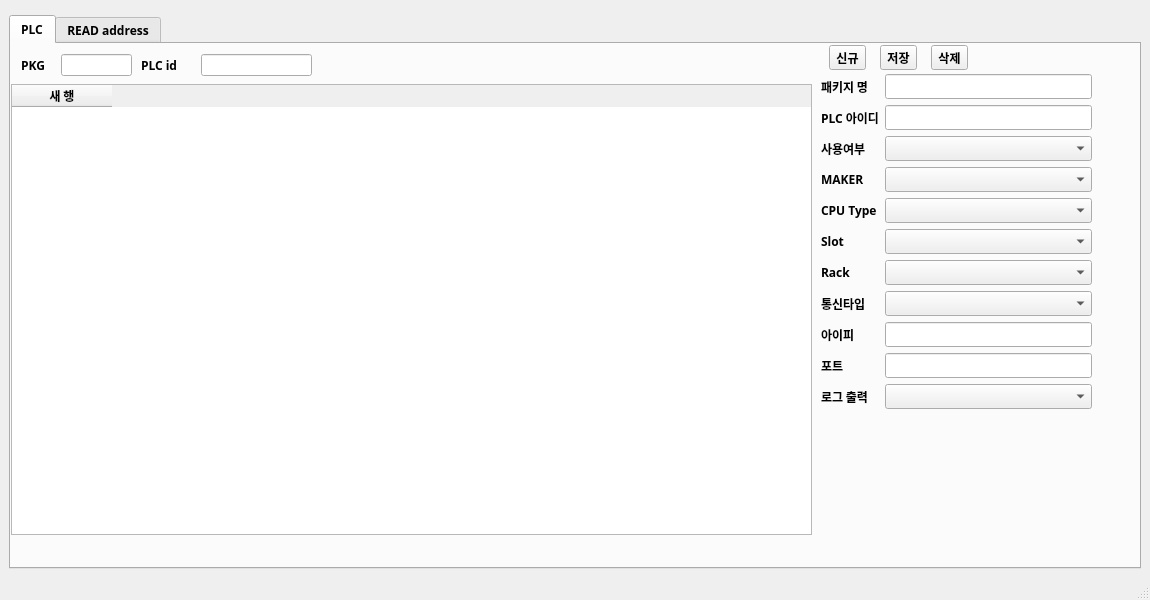
gusdnd3150/communication-gui, file ui/plc_settings.ui: the form before one commit.
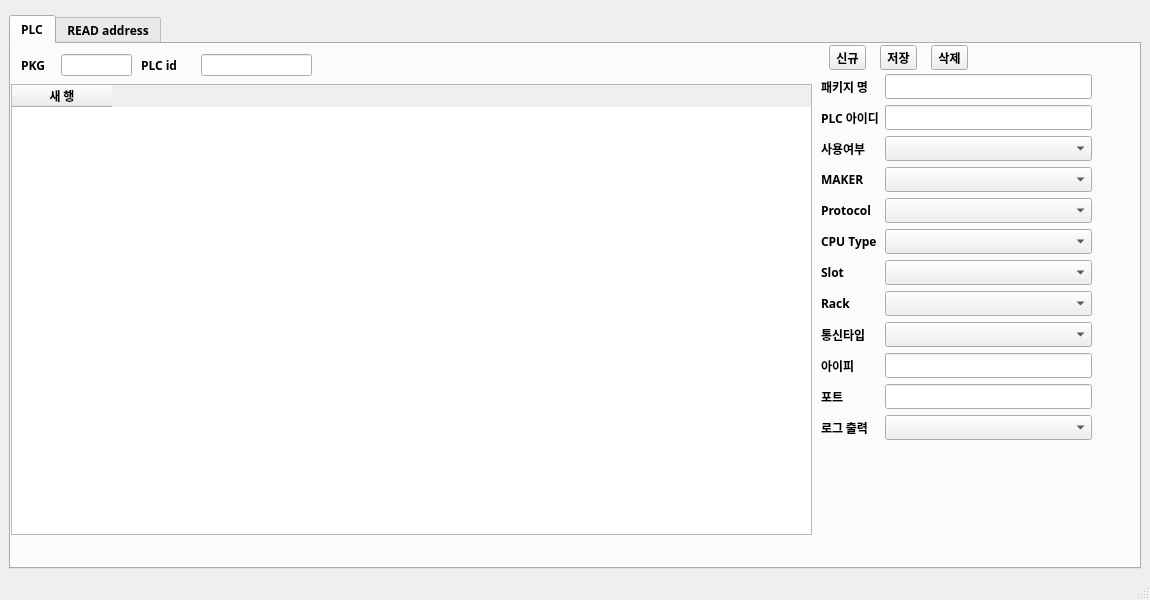
The form after the commit. The open tabs and pages were chosen to show the change.

Patch:
```diff
--- a/ui/plc_settings.ui
+++ b/ui/plc_settings.ui
@@ -139,74 +139,74 @@
          <item row="3" column="1">
           <widget class="QComboBox" name="PLC_PLC_MAKER"/>
          </item>
-         <item row="4" column="0">
+         <item row="5" column="0">
           <widget class="QLabel" name="label_12">
            <property name="text">
             <string>CPU Type</string>
            </property>
           </widget>
          </item>
-         <item row="4" column="1">
+         <item row="5" column="1">
           <widget class="QComboBox" name="PLC_CPU_TY"/>
          </item>
-         <item row="5" column="0">
+         <item row="6" column="0">
           <widget class="QLabel" name="label_13">
            <property name="text">
             <string>Slot</string>
            </property>
           </widget>
          </item>
-         <item row="5" column="1">
+         <item row="6" column="1">
           <widget class="QComboBox" name="PLC_SLOT"/>
          </item>
-         <item row="6" column="0">
+         <item row="7" column="0">
           <widget class="QLabel" name="label_14">
            <property name="text">
             <string>Rack</string>
            </property>
           </widget>
          </item>
-         <item row="6" column="1">
+         <item row="7" column="1">
           <widget class="QComboBox" name="PLC_RACK"/>
          </item>
-         <item row="7" column="0">
+         <item row="8" column="0">
           <widget class="QLabel" name="label_18">
            <property name="text">
             <string>통신타입</string>
            </property>
           </widget>
          </item>
-         <item row="7" column="1">
+         <item row="8" column="1">
           <widget class="QComboBox" name="PLC_COMM_TY"/>
          </item>
-         <item row="8" column="0">
+         <item row="9" column="0">
           <widget class="QLabel" name="label_16">
            <property name="text">
             <string>아이피</string>
            </property>
           </widget>
          </item>
-         <item row="8" column="1">
+         <item row="9" column="1">
           <widget class="QLineEdit" name="PLC_PLC_IP"/>
          </item>
-         <item row="9" column="0">
+         <item row="10" column="0">
           <widget class="QLabel" name="label_15">
            <property name="text">
             <string>포트</string>
            </property>
           </widget>
          </item>
-         <item row="9" column="1">
+         <item row="10" column="1">
           <widget class="QLineEdit" name="PLC_PLC_PORT"/>
          </item>
-         <item row="10" column="0">
+         <item row="11" column="0">
           <widget class="QLabel" name="label_11">
            <property name="text">
             <string>로그 출력</string>
            </property>
           </widget>
          </item>
-         <item row="10" column="1">
+         <item row="11" column="1">
           <widget class="QComboBox" name="PLC_LOG_YN"/>
          </item>
          <item row="2" column="1">
@@ -219,6 +219,16 @@
            </property>
           </widget>
          </item>
+         <item row="4" column="0">
+          <widget class="QLabel" name="label_24">
+           <property name="text">
+            <string>Protocol</string>
+           </property>
+          </widget>
+         </item>
+         <item row="4" column="1">
+          <widget class="QComboBox" name="PLC_PROTOCOL"/>
+         </item>
         </layout>
        </widget>
        <widget class="QTableWidget" name="list_plc">
```
Left out of the diff: 10 changed lines with no effect on the pictures.
